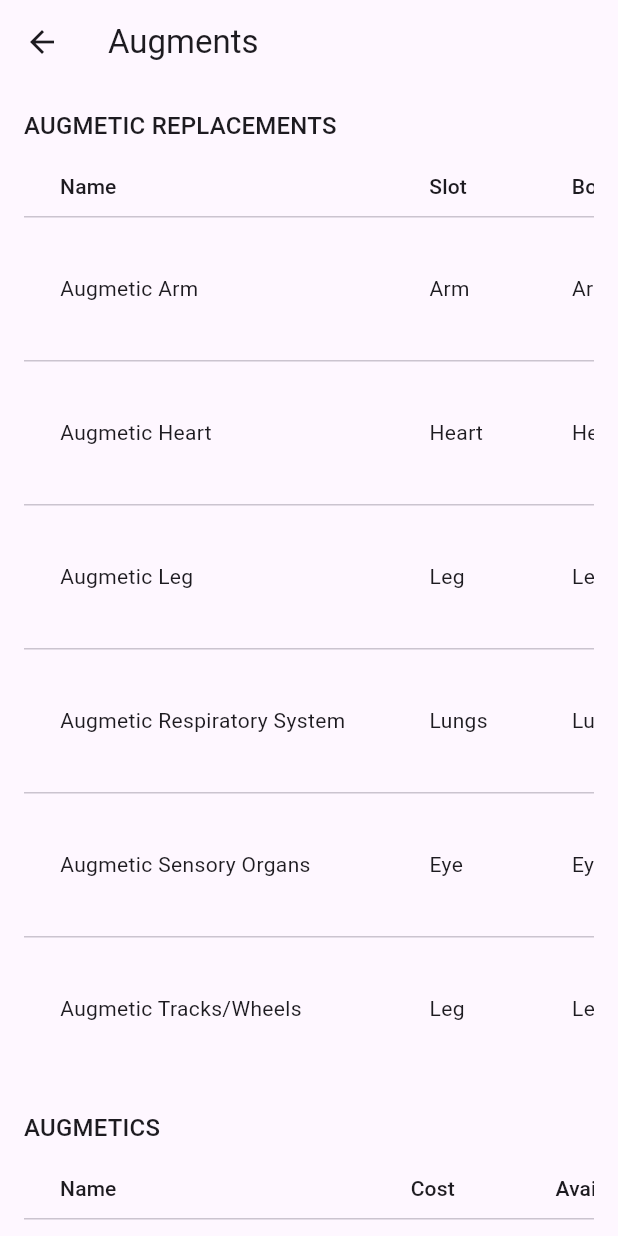
After one commit to Ankater/patron_dossier, a Flutter app: the screen it shows after launch, after a tap on "Augments", on a phone screen of 412 x 824 dp. The commit adds this screen. Run offline on Flutter 3.47's test engine with Material 3 defaults, Android fonts, the phone set to English and light mode, and no system bars.

Commit message:
Add augment and augmetic replacement system with models, UI, and presets.
- Implement `Augment` and `AugmentReplacement` models to support cybernetic enhancements.
- Add `BodySlot` enum and `Slot` model to track installation locations and armor benefits.
- Create `AugmentListScreen` featuring categorized data tables for replacements and standard augmetics.
- Populate `preset_augments.dart` with comprehensive data for replacements (arms, legs, organs) and specialized hardware (mechadendrites, arrays).
- Add an "Augments" navigation button to the `CharacterListScreen`.
- Include unit tests for models and presets, and widget tests for screen rendering and navigation.

```diff
--- a/lib/features/characters/screens/character_list_screen.dart
+++ b/lib/features/characters/screens/character_list_screen.dart
@@ -1,6 +1,7 @@
 import 'package:flutter/material.dart';
 
 import '../../equipment/screens/armour_list_screen.dart';
+import '../../equipment/screens/augment_list_screen.dart';
 import '../../equipment/screens/force_field_list_screen.dart';
 import '../../equipment/screens/gear_list_screen.dart';
 import '../../equipment/screens/weapon_list_screen.dart';
@@ -67,6 +68,16 @@ class CharacterListScreen extends StatelessWidget {
                   icon: const Icon(Icons.backpack_outlined),
                   label: const Text('Gear'),
                 ),
+                const SizedBox(height: 12),
+                FilledButton.icon(
+                  onPressed: () => Navigator.of(context).push(
+                    MaterialPageRoute(
+                      builder: (_) => const AugmentListScreen(),
+                    ),
+                  ),
+                  icon: const Icon(Icons.settings_accessibility_outlined),
+                  label: const Text('Augments'),
+                ),
               ],
             ),
           ),
--- /dev/null
+++ b/lib/features/equipment/models/augment.dart
@@ -0,0 +1,92 @@
+import 'location_armour.dart';
+import 'weapon_availability.dart';
+
+const _unset = Object();
+
+class Slot {
+  const Slot({
+    required this.name,
+  });
+
+  final String name;
+
+  Slot copyWith({
+    String? name,
+  }) =>
+      Slot(
+        name: name ?? this.name,
+      );
+}
+
+enum BodySlot {
+  arm,
+  heart,
+  legs,
+  lungs,
+  eye,
+}
+
+class Augment {
+  const Augment({
+    required this.name,
+    required this.cost,
+    required this.availability,
+    required this.featureDescriptions,
+  });
+
+  final String name;
+  final int cost;
+  final Availability availability;
+  final List<String> featureDescriptions;
+
+  Augment copyWith({
+    String? name,
+    int? cost,
+    Availability? availability,
+    List<String>? featureDescriptions,
+  }) =>
+      Augment(
+        name: name ?? this.name,
+        cost: cost ?? this.cost,
+        availability: availability ?? this.availability,
+        featureDescriptions: featureDescriptions ?? this.featureDescriptions,
+      );
+}
+
+class AugmentReplacement extends Augment {
+  const AugmentReplacement({
+    required super.name,
+    required super.cost,
+    required super.availability,
+    required super.featureDescriptions,
+    required this.slot,
+    required this.bodySlot,
+    this.locationArmour,
+  });
+
+  final Slot slot;
+  final LocationArmour? locationArmour;
+  final BodySlot bodySlot;
+
+  @override
+  AugmentReplacement copyWith({
+    String? name,
+    int? cost,
+    Availability? availability,
+    List<String>? featureDescriptions,
+    Slot? slot,
+    Object? locationArmour = _unset,
+    BodySlot? bodySlot,
+  }) =>
+      AugmentReplacement(
+        name: name ?? this.name,
+        cost: cost ?? this.cost,
+        availability: availability ?? this.availability,
+        featureDescriptions: featureDescriptions ?? this.featureDescriptions,
+        slot: slot ?? this.slot,
+        locationArmour: locationArmour == _unset
+            ? this.locationArmour
+            : locationArmour as LocationArmour?,
+        bodySlot: bodySlot ?? this.bodySlot,
+      );
+}
--- /dev/null
+++ b/lib/features/equipment/models/preset_augments.dart
@@ -0,0 +1,210 @@
+import 'augment.dart';
+import 'location_armour.dart';
+import 'weapon_availability.dart';
+
+const augmentGroupAugmeticReplacements = 'Augmetic Replacements';
+const augmentGroupAugmetics = 'Augmetics';
+
+const presetAugmentGroups = [
+  augmentGroupAugmeticReplacements,
+  augmentGroupAugmetics,
+];
+
+const augmeticArmSlot = Slot(name: 'Arm');
+const augmeticHeartSlot = Slot(name: 'Heart');
+const augmeticLegSlot = Slot(name: 'Leg');
+const augmeticLungsSlot = Slot(name: 'Lungs');
+const augmeticEyeSlot = Slot(name: 'Eye');
+
+const presetAugmeticReplacements = <AugmentReplacement>[
+  AugmentReplacement(
+    name: 'Augmetic Arm',
+    cost: 1000,
+    availability: Availability.scarce,
+    featureDescriptions: [
+      'The arm grants +1 Armour, which is added to any other Armour in the '
+          'location.',
+      'You gain +1 SL to all Strength-based Tests using the arm, and melee '
+          'attacks with the arm deal +1 Damage.',
+      'If you have two augmetic arms, you gain +2 SL to Strength-based Tests '
+          'using both arms, and deal +2 Damage with Two-handed melee weapons.',
+    ],
+    slot: augmeticArmSlot,
+    locationArmour: LocationArmour(arms: 1),
+    bodySlot: BodySlot.arm,
+  ),
+  AugmentReplacement(
+    name: 'Augmetic Heart',
+    cost: 3000,
+    availability: Availability.rare,
+    featureDescriptions: [
+      'As an Action, you can make a Challenging (+0) Fortitude Test to remove '
+          'the Bleeding (Minor) Condition.',
+      'As an Action, you can make a Hard (-20) Fortitude Test to remove the '
+          'Bleeding (Major) Condition.',
+    ],
+    slot: augmeticHeartSlot,
+    bodySlot: BodySlot.heart,
+  ),
+  AugmentReplacement(
+    name: 'Augmetic Leg',
+    cost: 1000,
+    availability: Availability.scarce,
+    featureDescriptions: [
+      'The leg grants +1 Armour, which is added to any other Armour in the '
+          'location.',
+      'You gain +1 SL to all Strength-based Tests using the leg, such as '
+          'kicking in a door.',
+    ],
+    slot: augmeticLegSlot,
+    locationArmour: LocationArmour(legs: 1),
+    bodySlot: BodySlot.legs,
+  ),
+  AugmentReplacement(
+    name: 'Augmetic Respiratory System',
+    cost: 2000,
+    availability: Availability.rare,
+    featureDescriptions: [
+      'You gain +2 SL to Fortitude Tests to resist the effects of airborne '
+          'toxins and poisonous gases.',
+    ],
+    slot: augmeticLungsSlot,
+    bodySlot: BodySlot.lungs,
+  ),
+  AugmentReplacement(
+    name: 'Augmetic Sensory Organs',
+    cost: 4000,
+    availability: Availability.rare,
+    featureDescriptions: [
+      'You gain +1 SL to Tests using that sense.',
+      'If you have two augmetic eyes or two augmetic ears, you gain +2 SL '
+          'instead.',
+    ],
+    slot: augmeticEyeSlot,
+    bodySlot: BodySlot.eye,
+  ),
+  AugmentReplacement(
+    name: 'Augmetic Tracks/Wheels',
+    cost: 1500,
+    availability: Availability.scarce,
+    featureDescriptions: [
+      'Your new form of locomotion grants +1 Armour, which is added to any '
+          'other Armour in the location.',
+      'In clear Zones suitable for tracks or wheels, your speed is now Fast.',
+      'The GM can rule that cluttered Zones count as Difficult Terrain for '
+          'you.',
+    ],
+    slot: augmeticLegSlot,
+    locationArmour: LocationArmour(legs: 1),
+    bodySlot: BodySlot.legs,
+  ),
+];
+
+const presetAugmetics = <Augment>[
+  Augment(
+    name: 'Augur Array',
+    cost: 6000,
+    availability: Availability.rare,
+    featureDescriptions: [
+      "The user's senses gain the abilities of an Auspex, revealing energy, "
+          'life signs, movement, and other data within Medium Range.',
+      'The user also gains +5 Perception.',
+    ],
+  ),
+  Augment(
+    name: 'Ballistic Mechadendrite',
+    cost: 2000,
+    availability: Availability.rare,
+    featureDescriptions: [
+      'The Mechadendrite is fitted with a Laspistol that never needs '
+          'reloading.',
+    ],
+  ),
+  Augment(
+    name: 'Calculus Logi Upgrade',
+    cost: 10000,
+    availability: Availability.rare,
+    featureDescriptions: [
+      'The user can perform simple mathematics instinctively, gaining +1 SL '
+          'on any Logic (Mathematics) Tests.',
+      'The user also gains +5 Intelligence.',
+    ],
+  ),
+  Augment(
+    name: 'Manipulator Mechadendrite',
+    cost: 1400,
+    availability: Availability.rare,
+    featureDescriptions: [
+      'This hefty Mechadendrite aids in heavy lifting.',
+      'When using a Manipulator Mechadendrite, you gain +2 SL to '
+          'Strength-based Tests, and -1 SL to Dexterity Tests.',
+      'It can also be used as an Improvised Melee Weapon (Two-handed).',
+    ],
+  ),
+  Augment(
+    name: 'Medicae Mechadendrite',
+    cost: 1400,
+    availability: Availability.rare,
+    featureDescriptions: [
+      'This device includes scalpels, bonesaws, and skin-sealants for '
+          'surgical support.',
+      "The Mechadendrite counts as having a Chirurgeon's Kit for Tests that "
+          'require one.',
+      "Unlike a standard Chirurgeon's Kit, a Medicae Mechadendrite's "
+          'advanced tools do not have a limited number of uses and only need '
+          'to be replaced if the device is broken.',
+    ],
+  ),
+  Augment(
+    name: 'Mind Impulse Unit',
+    cost: 10000,
+    availability: Availability.rare,
+    featureDescriptions: [
+      'The user gains +1 SL to Tech Tests when operating a machine with a '
+          'suitable connection, or issuing orders to a suitably equipped '
+          'cybernetic servant.',
+    ],
+  ),
+  Augment(
+    name: 'Optical Mechadendrite',
+    cost: 1200,
+    availability: Availability.rare,
+    featureDescriptions: [
+      'Optical Mechadendrites are usually a metre longer than typical '
+          'mechadendrites, allowing them to pass through crowded mechanisms '
+          'and cramped areas to gain visual data.',
+      'When using the Optical Mechadendrite, you gain +1 SL to Awareness '
+          '(Sight) Tests and ignore the effects of Poorly Lit and Dark Zones '
+          'due to the integrated Stablight.',
+      'You can also use these to look around corners, over the heads of a '
+          'thronging crowd, and in many other inventive ways.',
+    ],
+  ),
+  Augment(
+    name: 'Utility Mechadendrite',
+    cost: 1000,
+    availability: Availability.rare,
+    featureDescriptions: [
+      'These are fitted with several devices for repairing and renovating '
+          'machines, and are the most common form of Mechadendrite.',
+      'They count as a Standard Quality Combi-Tool, granting +2 SL to Tech '
+          'Tests.',
+      'They can be used in melee combat as an Improvised Melee Weapon '
+          '(One-handed).',
+    ],
+  ),
+  Augment(
+    name: 'Vocal Implant',
+    cost: 400,
+    availability: Availability.rare,
+    featureDescriptions: [
+      'When using a Vocal Implant, your voice or other sounds you play or '
+          'generate can be easily heard up to 100 metres away.',
+    ],
+  ),
+];
+
+const presetAugments = <Augment>[
+  ...presetAugmeticReplacements,
+  ...presetAugmetics,
+];
--- /dev/null
+++ b/lib/features/equipment/screens/augment_list_screen.dart
@@ -0,0 +1,152 @@
+import 'package:flutter/material.dart';
+
+import '../models/augment.dart';
+import '../models/preset_augments.dart';
+import '../models/weapon_availability.dart';
+
+class AugmentListScreen extends StatelessWidget {
+  const AugmentListScreen({super.key});
+
+  @override
+  Widget build(BuildContext context) {
+    final theme = Theme.of(context);
+
+    return Scaffold(
+      appBar: AppBar(
+        title: const Text('Augments'),
+      ),
+      body: SingleChildScrollView(
+        padding: const EdgeInsets.all(16),
+        child: Column(
+          crossAxisAlignment: CrossAxisAlignment.start,
+          children: [
+            Text(
+              augmentGroupAugmeticReplacements.toUpperCase(),
+              style: theme.textTheme.titleMedium,
+            ),
+            const SizedBox(height: 8),
+            const _AugmentReplacementDataTable(
+              augments: presetAugmeticReplacements,
+            ),
+            const SizedBox(height: 20),
+            Text(
+              augmentGroupAugmetics.toUpperCase(),
+              style: theme.textTheme.titleMedium,
+            ),
+            const SizedBox(height: 8),
+            const _AugmentDataTable(augments: presetAugmetics),
+          ],
+        ),
+      ),
+    );
+  }
+}
+
+class _AugmentReplacementDataTable extends StatelessWidget {
+  const _AugmentReplacementDataTable({required this.augments});
+
+  final List<AugmentReplacement> augments;
+
+  @override
+  Widget build(BuildContext context) {
+    return SingleChildScrollView(
+      scrollDirection: Axis.horizontal,
+      child: DataTable(
+        headingRowHeight: 40,
+        dataRowMinHeight: 44,
+        dataRowMaxHeight: 96,
+        columns: const [
+          DataColumn(label: Text('Name')),
+          DataColumn(label: Text('Slot')),
+          DataColumn(label: Text('Body')),
+          DataColumn(label: Text('Armour')),
+          DataColumn(label: Text('Cost')),
+          DataColumn(label: Text('Availability')),
+          DataColumn(label: Text('Features')),
+        ],
+        rows: [
+          for (final augment in augments)
+            DataRow(
+              cells: [
+                DataCell(Text(augment.name)),
+                DataCell(Text(augment.slot.name)),
+                DataCell(Text(_formatBodySlot(augment.bodySlot))),
+                DataCell(Text(
+                    augment.locationArmour?.armourValue.toString() ?? '-')),
+                DataCell(Text(augment.cost.toString())),
+                DataCell(Text(augment.availability.label)),
+                DataCell(
+                  ConstrainedBox(
+                    constraints: const BoxConstraints(maxWidth: 360),
+                    child: Text(_formatFeatures(augment)),
+                  ),
+                ),
+              ],
+            ),
+        ],
+      ),
+    );
+  }
+}
+
+class _AugmentDataTable extends StatelessWidget {
+  const _AugmentDataTable({required this.augments});
+
+  final List<Augment> augments;
+
+  @override
+  Widget build(BuildContext context) {
+    return SingleChildScrollView(
+      scrollDirection: Axis.horizontal,
+      child: DataTable(
+        headingRowHeight: 40,
+        dataRowMinHeight: 44,
+        dataRowMaxHeight: 96,
+        columns: const [
+          DataColumn(label: Text('Name')),
+          DataColumn(label: Text('Cost')),
+          DataColumn(label: Text('Availability')),
+          DataColumn(label: Text('Features')),
+        ],
+        rows: [
+          for (final augment in augments)
+            DataRow(
+              cells: [
+                DataCell(Text(augment.name)),
+                DataCell(Text(augment.cost.toString())),
+                DataCell(Text(augment.availability.label)),
+                DataCell(
+                  ConstrainedBox(
+                    constraints: const BoxConstraints(maxWidth: 360),
+                    child: Text(_formatFeatures(augment)),
+                  ),
+                ),
+              ],
+            ),
+        ],
+      ),
+    );
+  }
+}
+
+String _formatBodySlot(BodySlot bodySlot) {
+  switch (bodySlot) {
+    case BodySlot.arm:
+      return 'Arm';
+    case BodySlot.heart:
+      return 'Heart';
+    case BodySlot.legs:
+      return 'Legs';
+    case BodySlot.lungs:
+      return 'Lungs';
+    case BodySlot.eye:
+      return 'Eye';
+  }
+}
+
+String _formatFeatures(Augment augment) {
+  if (augment.featureDescriptions.isEmpty) {
+    return '-';
+  }
+  return augment.featureDescriptions.join('\n');
+}
```
Also changed, not shown: 2 other files.
